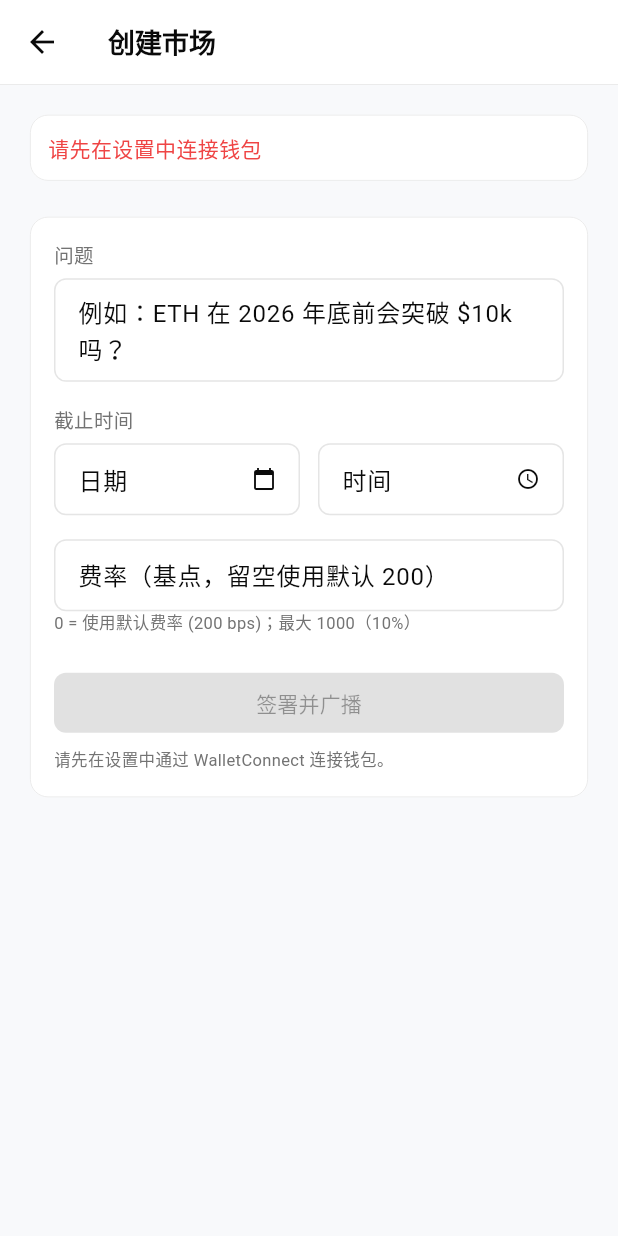
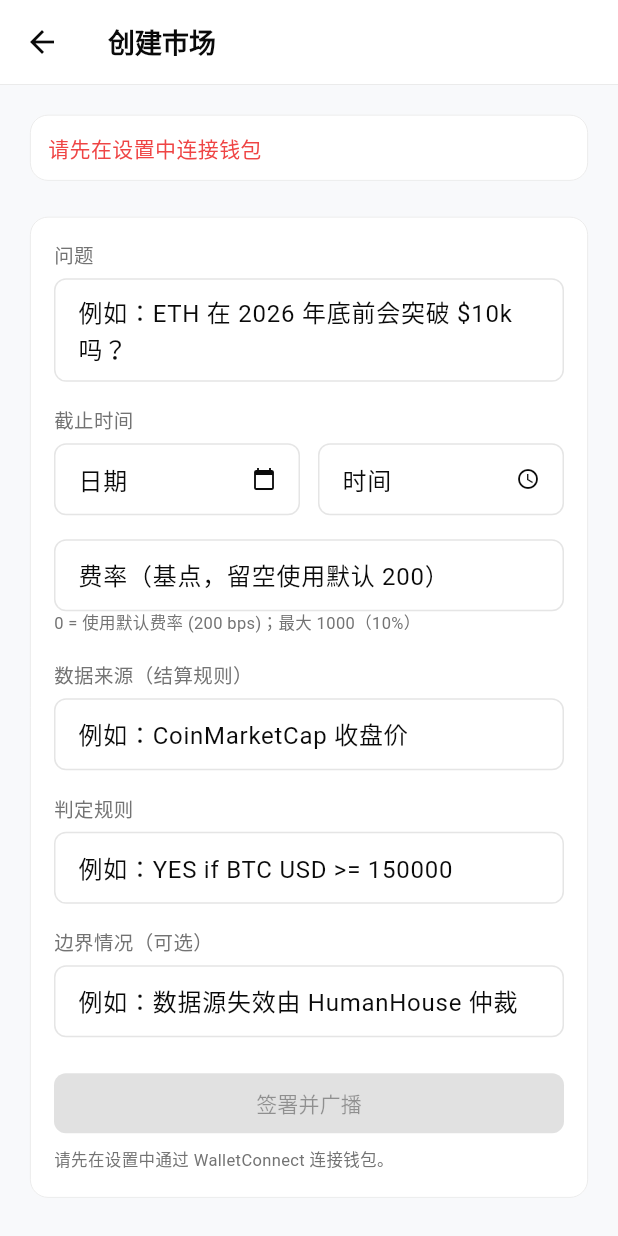
Before and after one commit to renyu16/futureWorldCorn, a Flutter app: the CreateMarketPage screen opened directly, on a phone screen of 412 x 824 dp. Run offline on Flutter 3.47's test engine with Material 3 defaults, Android fonts, the light colour scheme and no system bars; our stand-ins replace flutter_riverpod, shared_preferences; missing offline and left inert: reown_appkit; accounts and stored records are empty; network calls fail; statements that could not run were skipped.

Commit message:
fix: align mobile createMarket ABI to 6-arg contract (dispute v2)

```diff
--- a/mobile/lib/contracts/addresses.dart
+++ b/mobile/lib/contracts/addresses.dart
@@ -17,7 +17,7 @@ const List<dynamic> cornTokenAbi = [
 ];
 
 const List<dynamic> predictionMarketAbi = [
-  'function createMarket(string question, uint40 deadline, uint16 feeBps)',
+  'function createMarket(string question, uint40 deadline, uint16 feeBps, string resolutionSource, string resolutionRule, string edgeCase)',
   'function bet(uint256 marketId, uint8 outcome, uint256 amount)',
   'function resolveMarket(uint256 marketId, bool result)',
   'function claimReward(uint256 marketId)',
--- a/mobile/lib/pages/create_market_page.dart
+++ b/mobile/lib/pages/create_market_page.dart
@@ -20,6 +20,9 @@ class _CreateMarketPageState extends ConsumerState<CreateMarketPage> {
   final _deadlineDateCtrl = TextEditingController();
   final _deadlineTimeCtrl = TextEditingController();
   final _feeBpsCtrl = TextEditingController();
+  final _sourceCtrl = TextEditingController();
+  final _ruleCtrl = TextEditingController();
+  final _edgeCaseCtrl = TextEditingController();
   DateTime? _deadlineDate;
   TimeOfDay? _deadlineTime;
   bool _loadingPerm = true;
@@ -200,7 +203,8 @@ class _CreateMarketPageState extends ConsumerState<CreateMarketPage> {
       return;
     }
 
-    final data = ContractService.createMarketData(question, deadlineUnix, feeBps);
+    final data = ContractService.createMarketData(question, deadlineUnix, feeBps,
+        _sourceCtrl.text.trim(), _ruleCtrl.text.trim(), _edgeCaseCtrl.text.trim());
     await _submitTransaction(addr.predictionMarketAddress, data);
   }
 
@@ -333,6 +337,29 @@ class _CreateMarketPageState extends ConsumerState<CreateMarketPage> {
                   ]),
                   Text('0 = 使用默认费率 ($_defaultFee bps)；最大 1000（10%）',
                       style: TextStyle(fontSize: 11, color: AppTheme.muted)),
+                  const SizedBox(height: 16),
+
+                  // Resolution metadata
+                  Text('数据来源（结算规则）', style: TextStyle(fontSize: 13, color: AppTheme.muted)),
+                  const SizedBox(height: 6),
+                  TextField(
+                    controller: _sourceCtrl,
+                    decoration: const InputDecoration(hintText: '例如：CoinMarketCap 收盘价'),
+                  ),
+                  const SizedBox(height: 16),
+                  Text('判定规则', style: TextStyle(fontSize: 13, color: AppTheme.muted)),
+                  const SizedBox(height: 6),
+                  TextField(
+                    controller: _ruleCtrl,
+                    decoration: const InputDecoration(hintText: '例如：YES if BTC USD >= 150000'),
+                  ),
+                  const SizedBox(height: 16),
+                  Text('边界情况（可选）', style: TextStyle(fontSize: 13, color: AppTheme.muted)),
+                  const SizedBox(height: 6),
+                  TextField(
+                    controller: _edgeCaseCtrl,
+                    decoration: const InputDecoration(hintText: '例如：数据源失效由 HumanHouse 仲裁'),
+                  ),
                   const SizedBox(height: 20),
 
                   // Submit
```
Also changed, not shown: mobile/lib/services/contract_service.dart (+28 -10 lines).
